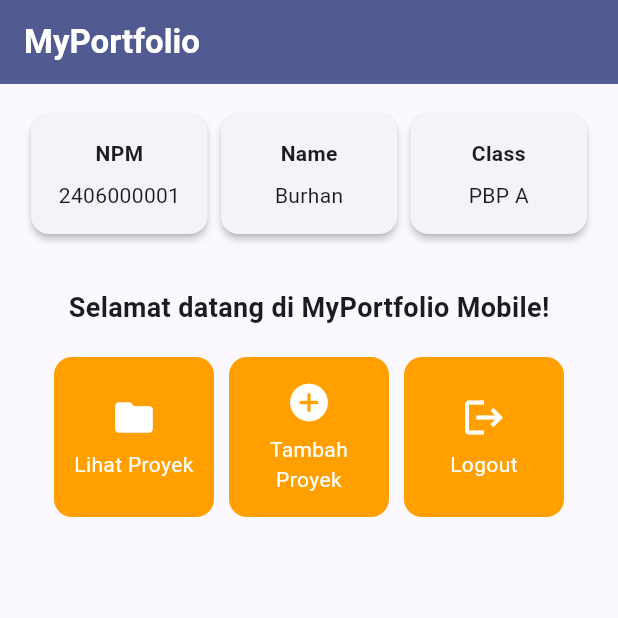
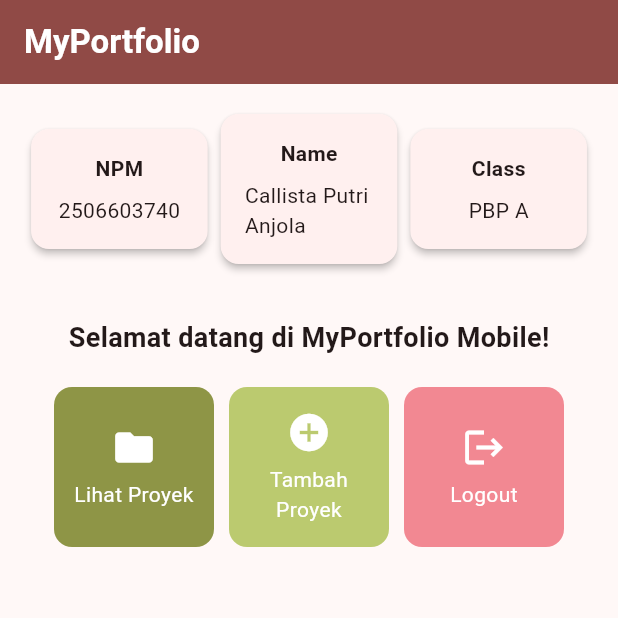
Before and after one commit to callistaputri/myportofolio_mobile, a Flutter app: the screen it shows after launch, on a phone screen of 412 x 824 dp, the top half of it. Run offline on Flutter 3.47's test engine with Material 3 defaults, Android fonts, the phone set to English and light mode, and no system bars.

Commit message:
Menyelesaikan implementasi interface tugas 7

```diff
--- a/lib/main.dart
+++ b/lib/main.dart
@@ -14,8 +14,7 @@ class MyApp extends StatelessWidget {
       title: 'MyPortfolio',
       theme: ThemeData(
         colorScheme: ColorScheme.fromSeed(
-          seedColor: Colors.indigo,
-          secondary: Colors.amber[700],
+          seedColor: const Color(0xFFF1B4AF),
         ),
         useMaterial3: true,
       ),
--- a/lib/menu.dart
+++ b/lib/menu.dart
@@ -3,14 +3,14 @@ import 'package:flutter/material.dart';
 class MyHomePage extends StatelessWidget {
   MyHomePage({super.key});
 
-  final String npm = "2406000001";
-  final String nama = "Burhan";
+  final String npm = "2506603740";
+  final String nama = "Callista Putri Anjola";
   final String kelas = "PBP A";
 
   final List<ItemHomepage> items = [
-    ItemHomepage("Lihat Proyek", Icons.folder),
-    ItemHomepage("Tambah Proyek", Icons.add_circle),
-    ItemHomepage("Logout", Icons.logout),
+    ItemHomepage("Lihat Proyek", Icons.folder, const Color(0xFF8E9546)),
+    ItemHomepage("Tambah Proyek", Icons.add_circle, const Color(0xFFBBCA6F)),
+    ItemHomepage("Logout", Icons.logout, const Color(0xFFF28892)),
   ];
 
   @override
@@ -103,8 +103,9 @@ class InfoCard extends StatelessWidget {
 class ItemHomepage {
   final String name;
   final IconData icon;
+  final Color color;
 
-  ItemHomepage(this.name, this.icon);
+  ItemHomepage(this.name, this.icon, this.color);
 }
 
 class ItemCard extends StatelessWidget {
@@ -115,7 +116,7 @@ class ItemCard extends StatelessWidget {
   @override
   Widget build(BuildContext context) {
     return Material(
-      color: Theme.of(context).colorScheme.secondary,
+      color: item.color,
       borderRadius: BorderRadius.circular(12),
       child: InkWell(
         onTap: () {
```
